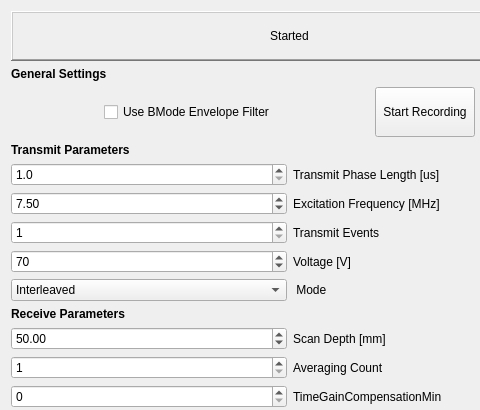
Qt form Modules/USUI/Qmitk/QmitkUSControlsCustomDiPhASDeviceWidget.ui (MITK/MITK) before a commit; both pictures show x 0 to 480 and y 0 to 410 of the 579 by 903 pixel window.
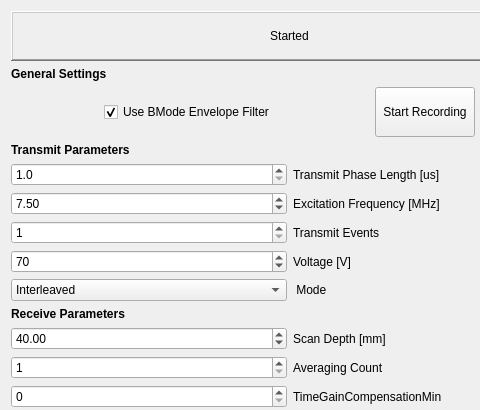
The same form after that commit.

Commit message:
basically commented out the useGUIOutPut Block ... getSystemInfo(&BeamformerInfos) is probably not implemented in a threadsafe way (at all)
- Thomas

Patch:
```diff
--- a/Modules/USUI/Qmitk/QmitkUSControlsCustomDiPhASDeviceWidget.ui
+++ b/Modules/USUI/Qmitk/QmitkUSControlsCustomDiPhASDeviceWidget.ui
@@ -68,7 +68,7 @@
         <string>Use BMode Envelope Filter</string>
        </property>
        <property name="checked">
-        <bool>false</bool>
+        <bool>true</bool>
        </property>
       </widget>
      </item>
@@ -340,7 +340,7 @@
         <double>1000.000000000000000</double>
        </property>
        <property name="value">
-        <double>50.000000000000000</double>
+        <double>40.000000000000000</double>
        </property>
       </widget>
      </item>
```
The commit also changes 1 other file.
